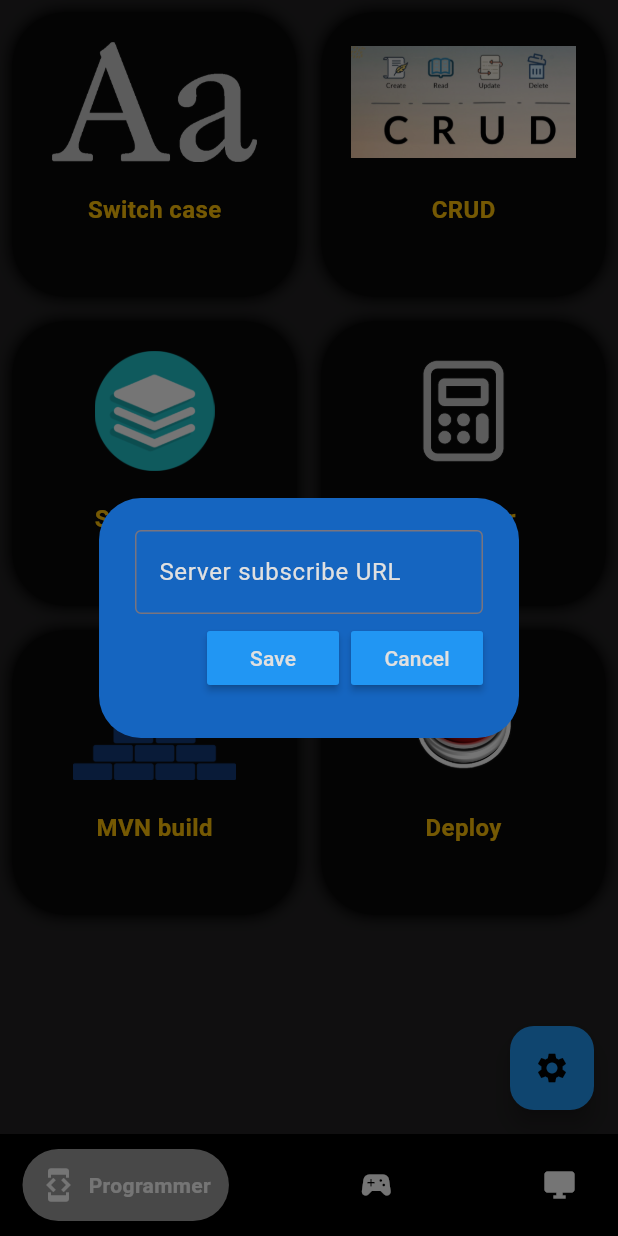
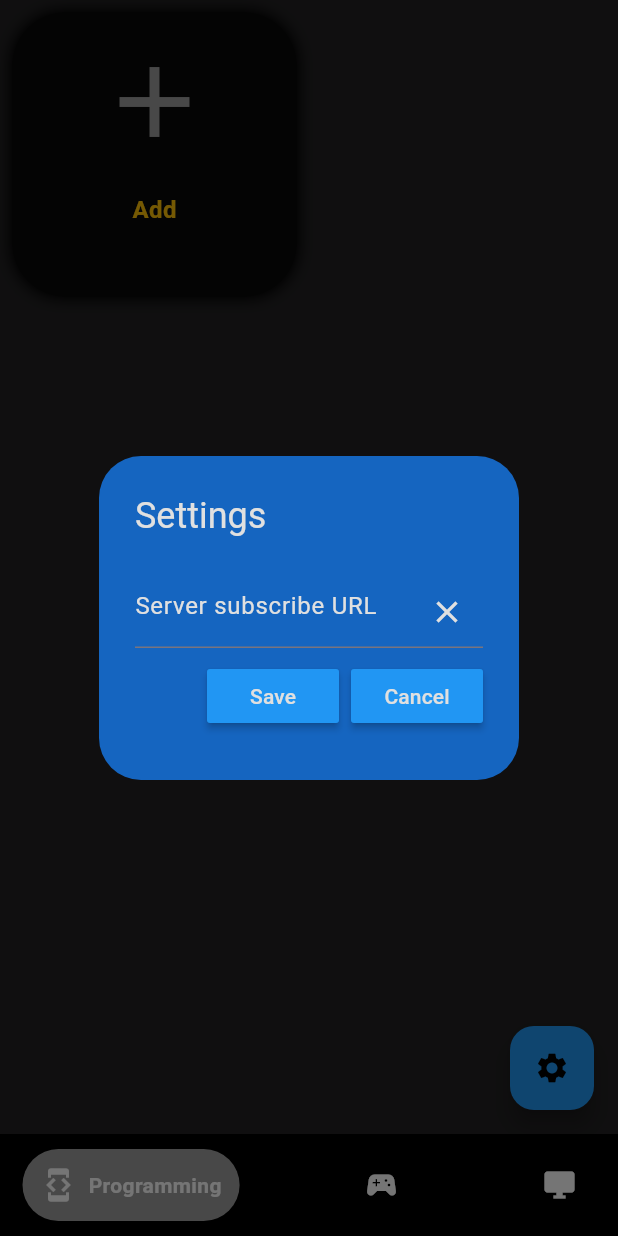
Before and after one commit to komura92/ninja_macropad_flutter, a Flutter app: the screen it shows after launch, after a tap on the "settings" icon, on a phone screen of 412 x 824 dp. Run offline on Flutter 3.47's test engine with Material 3 defaults, Android fonts, the phone set to English and light mode, and no system bars; drawn by our look-alikes of google_nav_bar; our stand-ins replace hive_flutter; missing offline and left inert: flutter_iconpicker; accounts and stored records are empty.

Commit message:
[MP-AM-F-03] # dynamic configuration for actions

```diff
--- a/lib/config/config.dart
+++ b/lib/config/config.dart
@@ -1,94 +1,26 @@
 import 'package:flutter/material.dart';
-import 'package:flutter_ninja_macropad/config/model/action_panel.dart';
 
-import 'model/menu_config.dart';
+import '../data/model/menu_config.dart';
 
+// todo | remove this file and store menu options config in Hive
+// todo | UI for menu options configuration
+// todo | on removing menu option from DB also remember to delete it's actions
 class Config {
   static List<MenuConfig> getMenuConfig() {
     return List.of([
       MenuConfig(
-          menuLabel: 'Programmer',
-          menuIcon: Icons.developer_mode,
-          actionPanels: [
-            ActionPanel(
-                actionName: 'Switch case',
-                actionIcon: 'switchcase.png',
-                actionExecutor: 'SWITCH_CASE_SHORTCUT'),
-            ActionPanel(
-                actionName: 'CRUD',
-                actionIcon: 'crud.png',
-                actionExecutor: 'GENERATE_CRUD'),
-            ActionPanel(
-                actionName: 'Stacktrace',
-                actionIcon: 'stacktrace.png',
-                actionExecutor: 'ANALYZE_STACKTRACE'),
-            ActionPanel(
-                actionName: 'Evaluator',
-                actionIcon: 'evaluator.png',
-                actionExecutor: 'EVALUATOR_SHORTCUT'),
-            ActionPanel(
-                actionName: 'MVN build',
-                actionIcon: 'build.png',
-                actionExecutor: 'MVN_BUILD'),
-            ActionPanel(
-                actionName: 'Deploy',
-                actionIcon: 'deploy.png',
-                actionExecutor: 'DEV_DEPLOY_SCRIPT')
-          ]),
+          menuLabel: 'Programming',
+          menuIdentifier: 'PROGRAMMING',
+          menuIcon: Icons.developer_mode),
       MenuConfig(
           menuLabel: 'Gaming',
-          menuIcon: Icons.sports_esports,
-          actionPanels: [
-            ActionPanel(
-                actionName: 'Chrome',
-                actionIcon: 'chrome.png',
-                actionExecutor: 'RUN_CHROME'),
-            ActionPanel(
-                actionName: 'CS2',
-                actionIcon: 'cs.jpg',
-                actionExecutor: 'RUN_CS'),
-            ActionPanel(
-                actionName: 'Discord',
-                actionIcon: 'discord.png',
-                actionExecutor: 'RUN_DISCORD'),
-            ActionPanel(
-                actionName: 'Steam',
-                actionIcon: 'steam.png',
-                actionExecutor: 'RUN_STEAM'),
-            ActionPanel(
-                actionName: 'Accept',
-                actionIcon: 'accept.jpg',
-                actionExecutor: 'CLICK_ACCEPT')
-          ]),
+          menuIdentifier: 'GAMING',
+          menuIcon: Icons.sports_esports
+    ),
       MenuConfig(
           menuLabel: 'Desktop',
-          menuIcon: Icons.desktop_windows,
-          actionPanels: [
-            ActionPanel(
-                actionName: 'IntelliJ',
-                actionIcon: 'ij.png',
-                actionExecutor: 'RUN_INTELLIJ'),
-            ActionPanel(
-                actionName: 'PyCharm',
-                actionIcon: 'pycharm.png',
-                actionExecutor: 'RUN_PYCHARM'),
-            ActionPanel(
-                actionName: 'Android Studio',
-                actionIcon: 'android_studio.png',
-                actionExecutor: 'RUN_ANDROID_STUDIO'),
-            ActionPanel(
-                actionName: 'Chrome',
-                actionIcon: 'chrome.png',
-                actionExecutor: 'RUN_CHROME'),
-            ActionPanel(
-                actionName: 'Explorer',
-                actionIcon: 'explorer.png',
-                actionExecutor: 'RUN_EXPLORER'),
-            ActionPanel(
-                actionName: 'Terminal',
-                actionIcon: 'terminal.png',
-                actionExecutor: 'RUN_TERMINAL')
-          ])
+          menuIdentifier: 'DESKTOP',
+          menuIcon: Icons.desktop_windows)
     ]);
   }
 }
--- a/lib/client/sse_client.dart
+++ b/lib/data/client/sse_client.dart
@@ -1,4 +1,4 @@
-import 'package:flutter_ninja_macropad/config/server_db.dart';
+import 'package:flutter_ninja_macropad/data/db/server_db.dart';
 import 'package:http/http.dart' as http;
 import 'dart:convert';
 
--- /dev/null
+++ b/lib/data/db/menu_config_db.dart
@@ -0,0 +1,98 @@
+import 'package:flutter/material.dart';
+
+import 'package:flutter_ninja_macropad/data/model/action_panel.dart';
+import 'package:hive_flutter/hive_flutter.dart';
+
+class MenuConfigDB {
+  static final _myBox = Hive.box('menu_config_actions');
+
+  static final Map<String, List<ActionPanel>> _actionsByMenuIdentifiers = {};
+
+  static final _defaultActionPanel = ActionPanel(
+      actionName: 'Add',
+      actionIcon: Icon(
+        Icons.add,
+        size: 80,
+        color: Colors.grey.shade500,
+      ),
+      actionExecutor: '');
+
+  static void saveActionsForMenuOption(
+      String menuOption, List<ActionPanel> actions) {
+    _myBox.put(menuOption, _getAsListOfMaps(actions));
+
+    _actionsByMenuIdentifiers.update(menuOption, (value) => actions,
+        ifAbsent: () => actions);
+  }
+
+  static List<ActionPanel> getActionsForMenuOption(String menuOption) {
+    if (_isCacheLoaded(menuOption)) {
+      return _getFromCache(menuOption);
+    } else {
+      List<ActionPanel>? savedActions = _getActionsFromBoxDB(menuOption);
+      if (savedActions == null || savedActions.isEmpty) {
+        List<ActionPanel> initialList = _defaultInitialList();
+        _updateCache(menuOption, initialList);
+        return initialList;
+      }
+      _updateCache(menuOption, savedActions);
+      return savedActions;
+    }
+  }
+
+  static List<ActionPanel> _getFromCache(String menuOption) =>
+      _actionsByMenuIdentifiers[menuOption]!;
+
+  static bool _isCacheLoaded(String menuOption) =>
+      _actionsByMenuIdentifiers.containsKey(menuOption);
+
+  static List<ActionPanel> _updateCache(
+      String menuOption, List<ActionPanel> actions) {
+    return _actionsByMenuIdentifiers.update(menuOption, (value) => actions,
+        ifAbsent: () => actions);
+  }
+
+  static List<ActionPanel>? _getActionsFromBoxDB(String menuOption) {
+    List? savedActions = _myBox.get(menuOption);
+    if (savedActions == null) {
+      return null;
+    }
+    List<ActionPanel> actions = List.of([]);
+    for (var action in savedActions) {
+      actions.add(ActionPanel(
+          actionName: action['actionName'] as String,
+          actionIcon: action['actionIconType'] == 'ICON'
+              ? Icon(
+                  IconData(action['actionIcon'] as int,
+                      fontFamily: 'MaterialIcons'),
+                  size: 80,
+                  color: Colors.grey.shade500,
+                )
+              : Image.asset(
+                  action['actionIcon'] as String,
+                  height: 80,
+                ),
+          actionExecutor: action['actionExecutor'] as String));
+    }
+    return actions;
+  }
+
+  static List<Map<String, dynamic>> _getAsListOfMaps(
+      List<ActionPanel> actions) {
+    List<Map<String, dynamic>> mapped = List.of([]);
+    for (var action in actions) {
+      mapped.add({
+        'actionName': action.actionName,
+        'actionIconType': action.actionIcon is Icon ? 'ICON' : 'IMAGE',
+        'actionIcon': action.actionIcon is Icon
+            ? (action.actionIcon as Icon).icon?.codePoint
+            : ((action.actionIcon as Image).image as AssetImage).assetName,
+        'actionExecutor': action.actionExecutor
+      });
+    }
+    return mapped;
+  }
+
+  static List<ActionPanel> _defaultInitialList() =>
+      List.of([_defaultActionPanel]);
+}
--- a/lib/config/model/action_panel.dart
+++ b/lib/data/model/action_panel.dart
@@ -1,9 +1,9 @@
-import 'package:flutter/cupertino.dart';
+import 'package:flutter/material.dart';
 
 class ActionPanel {
-  final String actionName;
-  final String actionIcon;
-  final String actionExecutor;
+  String actionName;
+  Widget actionIcon;
+  String actionExecutor;
 
   ActionPanel(
       {required this.actionName,
--- a/lib/config/model/menu_config.dart
+++ b/lib/data/model/menu_config.dart
@@ -1,15 +1,13 @@
 import 'package:flutter/material.dart';
-
-import 'action_panel.dart';
 
 class MenuConfig {
   final String menuLabel;
+  final String menuIdentifier;
   final IconData menuIcon;
-  final List<ActionPanel> actionPanels;
 
   MenuConfig({
     required this.menuLabel,
+    required this.menuIdentifier,
     required this.menuIcon,
-    required this.actionPanels
   });
 }
--- a/lib/main.dart
+++ b/lib/main.dart
@@ -6,6 +6,7 @@ import 'package:hive_flutter/hive_flutter.dart';
 void main() async {
   await Hive.initFlutter();
   await Hive.openBox('app_settings');
+  await Hive.openBox('menu_config_actions');
   runApp(const MyApp());
 }
 
--- a/lib/widgets/home_page.dart
+++ b/lib/widgets/home_page.dart
@@ -1,5 +1,5 @@
 import 'package:flutter/material.dart';
-import 'package:flutter_ninja_macropad/config/server_db.dart';
+import 'package:flutter_ninja_macropad/data/db/server_db.dart';
 
 import 'package:flutter_ninja_macropad/widgets/menu/bottom_menu.dart';
 import 'package:flutter_ninja_macropad/widgets/tabs/tab_content.dart';
@@ -29,8 +29,8 @@ class _HomePageState extends State<HomePage> {
   Widget build(BuildContext context) {
     return Scaffold(
       bottomNavigationBar: BottomMenuWidget(onTabChange: updateSelectedIndex),
-      body: TabContent(
-          actions: Config.getMenuConfig()[selectedIndex].actionPanels),
+      body: TabContent.fromMenuIdentifier(
+        menuIdentifier: Config.getMenuConfig()[selectedIndex].menuIdentifier),
       floatingActionButton: FloatingActionButton(
         onPressed: showSettingsPopup,
         backgroundColor: Colors.blue,
@@ -40,7 +40,6 @@ class _HomePageState extends State<HomePage> {
   }
 
   void showSettingsPopup() {
-    // flutter defined function
     showDialog(
       context: context,
       builder: (context) {
--- a/lib/widgets/menu/bottom_menu.dart
+++ b/lib/widgets/menu/bottom_menu.dart
@@ -1,6 +1,7 @@
 import 'package:flutter/material.dart';
+import 'package:google_nav_bar/google_nav_bar.dart';
+
 import 'package:flutter_ninja_macropad/config/config.dart';
-import 'package:google_nav_bar/google_nav_bar.dart';
 
 class BottomMenuWidget extends StatelessWidget {
   final void Function(dynamic index) onTabChange;
--- a/lib/widgets/settings/settings_dialog.dart
+++ b/lib/widgets/settings/settings_dialog.dart
@@ -17,6 +17,7 @@ class SettingsDialog extends StatelessWidget {
   @override
   Widget build(BuildContext context) {
     return AlertDialog(
+      title: Text('Settings', style: TextStyle(color: Colors.grey.shade300,),),
       backgroundColor: Colors.blue.shade800,
       content: Container(
         height: 120,
@@ -27,9 +28,12 @@ class SettingsDialog extends StatelessWidget {
               controller: controller,
               style: TextStyle(color: Colors.grey.shade300),
               decoration: InputDecoration(
-                border: OutlineInputBorder(),
                 hintStyle: TextStyle(color: Colors.grey.shade300),
                 hintText: "Server subscribe URL",
+                suffixIcon: IconButton(
+                  onPressed: controller.clear,
+                  icon: Icon(Icons.clear, color: Colors.grey.shade300,),
+                ),
               ),
             ),
             Row(
--- a/lib/widgets/tabs/tab_content.dart
+++ b/lib/widgets/tabs/tab_content.dart
@@ -1,14 +1,61 @@
 import 'package:flutter/material.dart';
-import 'package:flutter_ninja_macropad/client/sse_client.dart';
-import 'package:flutter_ninja_macropad/config/model/action_panel.dart';
+import 'package:flutter_ninja_macropad/data/db/menu_config_db.dart';
 
-class TabContent extends StatelessWidget {
+import 'package:flutter_ninja_macropad/widgets/tabs/popups/action_form_dialog.dart';
+import 'package:flutter_ninja_macropad/widgets/tabs/popups/action_context_popup_menu.dart';
+import 'package:flutter_ninja_macropad/widgets/tabs/popups/delete_action_popup.dart';
+
+import '../../data/client/sse_client.dart';
+import '../../data/model/action_panel.dart';
+
+class TabContent extends StatefulWidget {
+  final String menuIdentifier;
   final List<ActionPanel> actions;
 
-  const TabContent({
-    super.key,
-    required this.actions,
-  });
+  TabContent.fromMenuIdentifier({super.key, required this.menuIdentifier})
+      : actions = MenuConfigDB.getActionsForMenuOption(menuIdentifier);
+
+  @override
+  State<TabContent> createState() => _TabContentState();
+}
+
+class _TabContentState extends State<TabContent> {
+  void showActionFormPopup(ActionPanel? action) {
+    showDialog(
+      context: context,
+      builder: (context) {
+        return ActionFormDialog(
+          actionSave: addAction,
+          initialAction: action,
+        );
+      },
+    );
+  }
+
+  void showActionPanelPopupMenu(ActionPanel? action) {
+    showDialog(
+      context: context,
+      builder: (context) {
+        return ActionPanelPopupMenu(
+          action: action,
+          onDelete: showActionPanelDeletePopup,
+          onEdit: showActionFormPopup,
+        );
+      },
+    );
+  }
+
+  void showActionPanelDeletePopup(ActionPanel? action) {
+    showDialog(
+      context: context,
+      builder: (context) {
+        return DeleteActionPopup(
+          action: action!,
+          onDelete: onDelete,
+        );
+      },
+    );
+  }
 
   @override
   Widget build(BuildContext context) {
@@ -17,7 +64,7 @@ class TabContent extends StatelessWidget {
     return Container(
       color: Colors.black87,
       child: GridView.builder(
-          itemCount: actions.length,
+          itemCount: widget.actions.length,
           gridDelegate: SliverGridDelegateWithFixedCrossAxisCount(
               crossAxisCount: itemsPerRow),
           itemBuilder: (context, index) {
@@ -25,8 +72,19 @@ class TabContent extends StatelessWidget {
               padding: const EdgeInsets.all(8),
               child: InkWell(
                   onTap: () {
-                    SseClient.callAction(actions[index].actionExecutor);
+                    if (index != widget.actions.length - 1) {
+                      SseClient.callAction(
+                          widget.actions[index].actionExecutor);
+                    } else {
+                      showActionFormPopup(null);
+                    }
                   },
+                  onLongPress: index != widget.actions.length - 1
+                      ? () {
+                          showActionPanelPopupMenu(widget.actions[index]);
+                        }
+                      : () {},
+                  borderRadius: BorderRadius.circular(36),
                   child: Ink(
                     decoration: BoxDecoration(
                         color: Colors.grey.shade800,
@@ -42,14 +100,11 @@ class TabContent extends StatelessWidget {
                       children: [
                         Padding(
                           padding: const EdgeInsets.all(20),
-                          child: Image.asset(
-                            ('lib/assets/icons/${actions[index].actionIcon}'),
-                            height: 80,
-                          ),
+                          child: widget.actions[index].actionIcon,
                         ),
                         Center(
                             child: Text(
-                          actions[index].actionName,
+                          widget.actions[index].actionName,
                           style: const TextStyle(
                               fontWeight: FontWeight.bold,
                               fontSize: 16,
@@ -62,4 +117,22 @@ class TabContent extends StatelessWidget {
           }),
     );
   }
+
+  void addAction(ActionPanel action) {
+    setState(() {
+      if (!widget.actions.contains(action)) {
+        widget.actions.insert(widget.actions.length - 1, action);
+      }
+      MenuConfigDB.saveActionsForMenuOption(
+          widget.menuIdentifier, widget.actions);
+    });
+  }
+
+  onDelete(ActionPanel? action) {
+    if (action != null) {
+      setState(() {
+        widget.actions.remove(action);
+      });
+    }
+  }
 }
--- a/pubspec.yaml
+++ b/pubspec.yaml
@@ -33,6 +33,8 @@ dependencies:
     sdk: flutter
   hive: ^2.2.3
   hive_flutter: ^1.1.0
+  flutter_iconpicker: ^3.2.4
+  popover: ^0.2.9
 
 
   # The following adds the Cupertino Icons font to your application.
```
Also changed, not shown: lib/widgets/tabs/popups/action_context_popup_menu.dart (added, +73 -0 lines), lib/widgets/tabs/popups/action_form_dialog.dart (added, +169 -0 lines), lib/widgets/tabs/popups/delete_action_popup.dart (added, +61 -0 lines), lib/data/db/server_db.dart (renamed from lib/config/server_db.dart), pubspec.lock, 1 other file.
